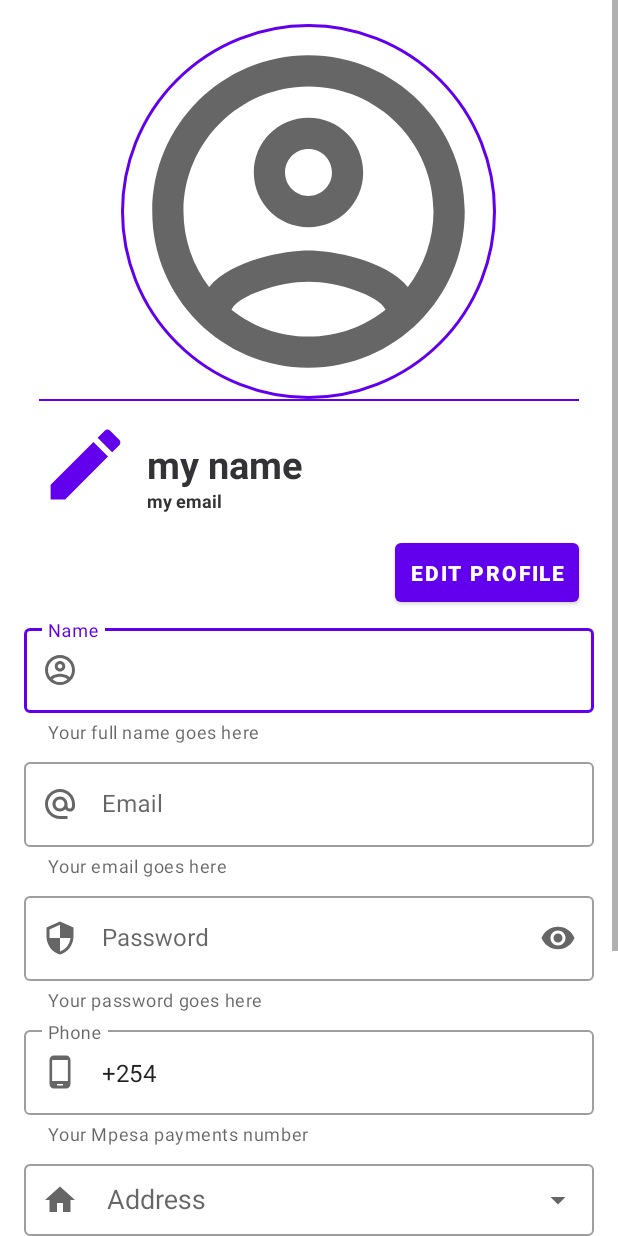
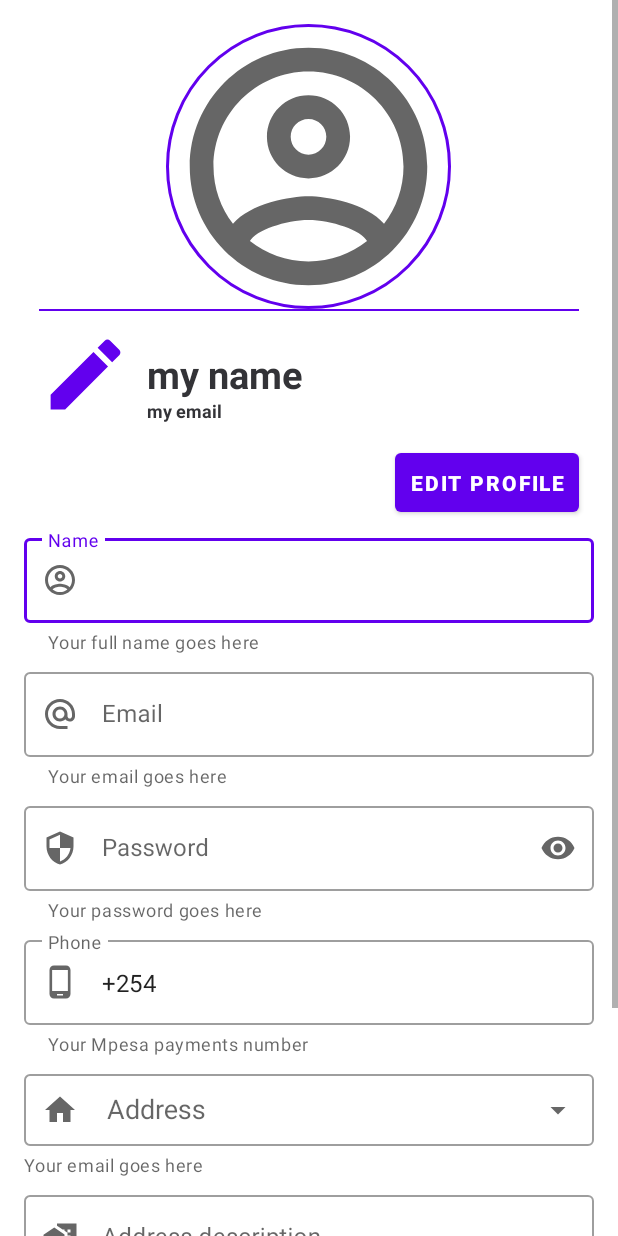
Before and after one commit to brian-kiplagat/Nectar_Online_Shop, an Android app: the fragment Fragment_Profile shown on its own in the app's theme, on a phone screen of 412 x 824 dp. Run offline under Robolectric (Android 15) with nearby library versions, the phone set to English and light mode, and no system bars; plain views replace CircularImageView.

```diff
--- a/app/src/main/res/layout/fragment__profile.xml
+++ b/app/src/main/res/layout/fragment__profile.xml
@@ -39,8 +39,8 @@
                     <com.mikhaellopez.circularimageview.CircularImageView
 
                         android:id="@+id/circularImageView"
-                        android:layout_width="250dp"
-                        android:layout_height="250dp"
+                        android:layout_width="190dp"
+                        android:layout_height="190dp"
                         android:layout_alignParentTop="true"
                         android:layout_centerHorizontal="true"
                         android:layout_gravity="center"
@@ -281,7 +281,6 @@
                         android:drawableLeft="@drawable/ic_okay"
                         android:drawablePadding="5dp"
                         android:drawableTint="@android:color/white"
-                        android:onClick="complete"
                         android:padding="10dp"
                         android:text="FINISH"
                         android:textSize="20dp" />
@@ -308,7 +307,6 @@
                             android:layout_width="30dp"
                             android:layout_height="30dp"
                             android:layout_margin="10dp"
-                            android:onClick="facebook"
                             android:src="@drawable/ic_logo_facebook" />
 
                         <ImageView
@@ -317,7 +315,6 @@
                             android:layout_margin="10dp"
                             android:layout_marginLeft="10dp"
                             android:layout_marginRight="10dp"
-                            android:onClick="twitter"
                             android:src="@drawable/ic_twitter_logo" />
 
                         <ImageView
@@ -326,7 +323,6 @@
                             android:layout_margin="10dp"
                             android:layout_marginLeft="10dp"
                             android:layout_marginRight="10dp"
-                            android:onClick="call"
                             android:src="@drawable/ic_baseline_call_24" />
 
                         <ImageView
@@ -336,7 +332,6 @@
                             android:layout_margin="10dp"
                             android:layout_marginLeft="10dp"
                             android:layout_marginRight="10dp"
-                            android:onClick="web"
                             android:src="@drawable/ic_baseline_web_24" />
                     </LinearLayout>
                 </LinearLayout>
```
